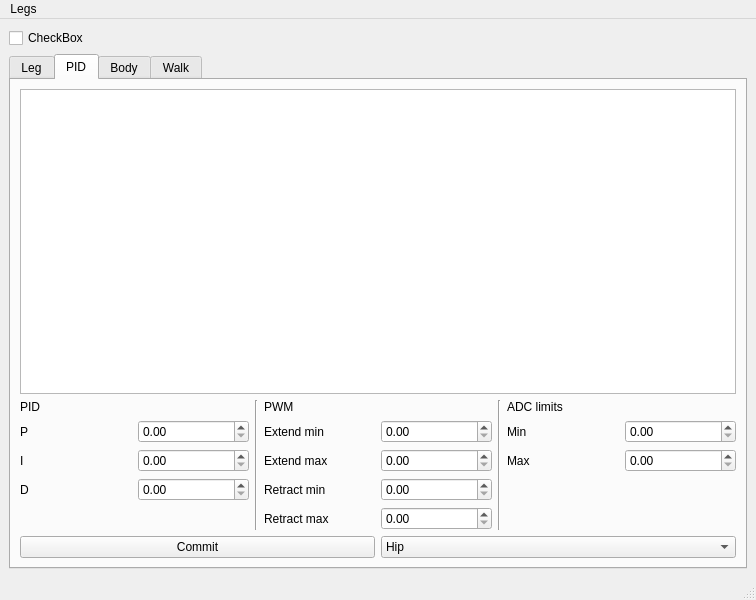
This is stompy/ui/stompy.ui in braingram/stompy as Qt 5 draws it before an edit. The edited form follows.
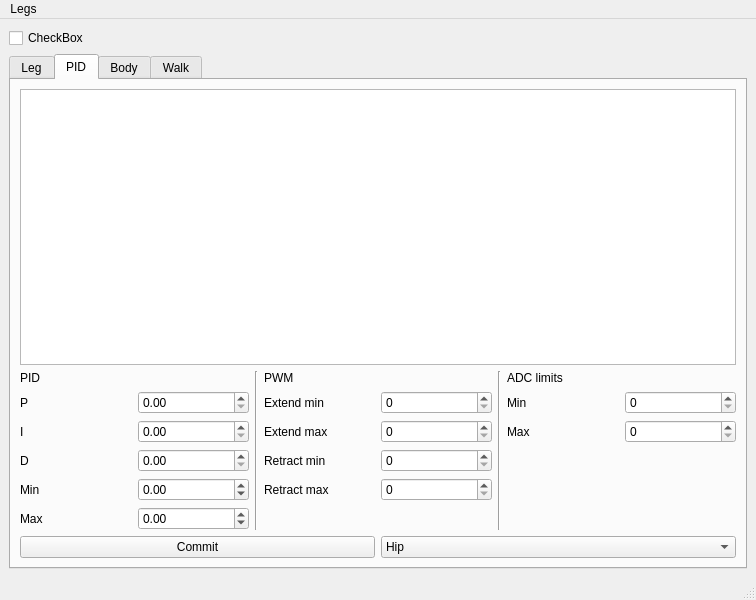
This is the edited form. Custom widgets are drawn as their Qt base class.

What changed in the file:
```diff
--- a/stompy/ui/stompy.ui
+++ b/stompy/ui/stompy.ui
@@ -294,7 +294,62 @@
                  </widget>
                 </item>
                 <item>
-                 <widget class="QDoubleSpinBox" name="pidDSpin"/>
+                 <widget class="QDoubleSpinBox" name="pidDSpin">
+                  <property name="singleStep">
+                   <double>0.100000000000000</double>
+                  </property>
+                 </widget>
+                </item>
+               </layout>
+              </item>
+              <item>
+               <layout class="QHBoxLayout" name="horizontalLayout_75">
+                <item>
+                 <widget class="QLabel" name="label_73">
+                  <property name="text">
+                   <string>Min</string>
+                  </property>
+                 </widget>
+                </item>
+                <item>
+                 <widget class="QDoubleSpinBox" name="pidMinSpin">
+                  <property name="decimals">
+                   <number>2</number>
+                  </property>
+                  <property name="minimum">
+                   <double>-8192.000000000000000</double>
+                  </property>
+                  <property name="maximum">
+                   <double>8192.000000000000000</double>
+                  </property>
+                  <property name="singleStep">
+                   <double>1.000000000000000</double>
+                  </property>
+                 </widget>
+                </item>
+               </layout>
+              </item>
+              <item>
+               <layout class="QHBoxLayout" name="horizontalLayout_74">
+                <item>
+                 <widget class="QLabel" name="label_72">
+                  <property name="text">
+                   <string>Max</string>
+                  </property>
+                 </widget>
+                </item>
+                <item>
+                 <widget class="QDoubleSpinBox" name="pidMaxSpin">
+                  <property name="minimum">
+                   <double>-8192.000000000000000</double>
+                  </property>
+                  <property name="maximum">
+                   <double>8192.000000000000000</double>
+                  </property>
+                  <property name="singleStep">
+                   <double>1.000000000000000</double>
+                  </property>
+                 </widget>
                 </item>
                </layout>
               </item>
@@ -342,7 +397,14 @@
                  </widget>
                 </item>
                 <item>
-                 <widget class="QDoubleSpinBox" name="extendMinSpin"/>
+                 <widget class="QDoubleSpinBox" name="extendMinSpin">
+                  <property name="decimals">
+                   <number>0</number>
+                  </property>
+                  <property name="maximum">
+                   <double>8192.000000000000000</double>
+                  </property>
+                 </widget>
                 </item>
                </layout>
               </item>
@@ -356,7 +418,14 @@
                  </widget>
                 </item>
                 <item>
-                 <widget class="QDoubleSpinBox" name="extendMaxSpin"/>
+                 <widget class="QDoubleSpinBox" name="extendMaxSpin">
+                  <property name="decimals">
+                   <number>0</number>
+                  </property>
+                  <property name="maximum">
+                   <double>8192.000000000000000</double>
+                  </property>
+                 </widget>
                 </item>
                </layout>
               </item>
@@ -370,7 +439,14 @@
                  </widget>
                 </item>
                 <item>
-                 <widget class="QDoubleSpinBox" name="retractMinSpin"/>
+                 <widget class="QDoubleSpinBox" name="retractMinSpin">
+                  <property name="decimals">
+                   <number>0</number>
+                  </property>
+                  <property name="maximum">
+                   <double>8192.000000000000000</double>
+                  </property>
+                 </widget>
                 </item>
                </layout>
               </item>
@@ -384,7 +460,14 @@
                  </widget>
                 </item>
                 <item>
-                 <widget class="QDoubleSpinBox" name="retractMaxSpin"/>
+                 <widget class="QDoubleSpinBox" name="retractMaxSpin">
+                  <property name="decimals">
+                   <number>0</number>
+                  </property>
+                  <property name="maximum">
+                   <double>8192.000000000000000</double>
+                  </property>
+                 </widget>
                 </item>
                </layout>
               </item>
@@ -432,7 +515,14 @@
                  </widget>
                 </item>
                 <item>
-                 <widget class="QDoubleSpinBox" name="adcLimitMin"/>
+                 <widget class="QDoubleSpinBox" name="adcLimitMin">
+                  <property name="decimals">
+                   <number>0</number>
+                  </property>
+                  <property name="maximum">
+                   <double>65535.000000000000000</double>
+                  </property>
+                 </widget>
                 </item>
                </layout>
               </item>
@@ -446,7 +536,14 @@
                  </widget>
                 </item>
                 <item>
-                 <widget class="QDoubleSpinBox" name="adcLimitMax"/>
+                 <widget class="QDoubleSpinBox" name="adcLimitMax">
+                  <property name="decimals">
+                   <number>0</number>
+                  </property>
+                  <property name="maximum">
+                   <double>65535.000000000000000</double>
+                  </property>
+                 </widget>
                 </item>
                </layout>
               </item>
```
Left out of the diff: 27 changed lines with no effect on the pictures.
